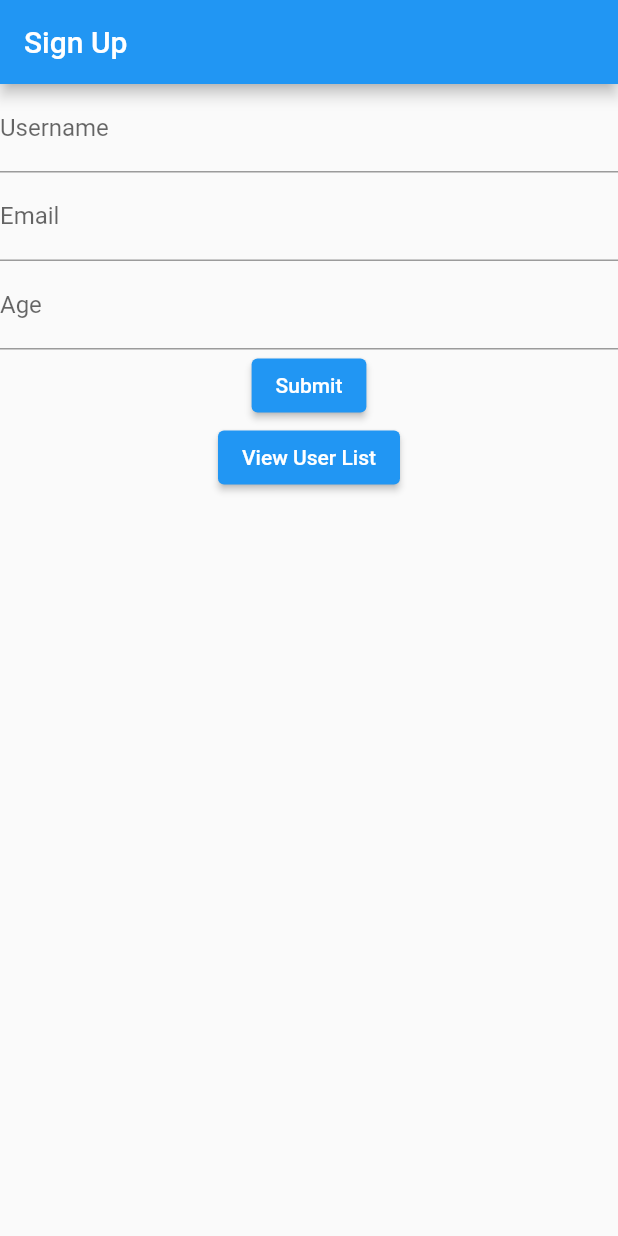
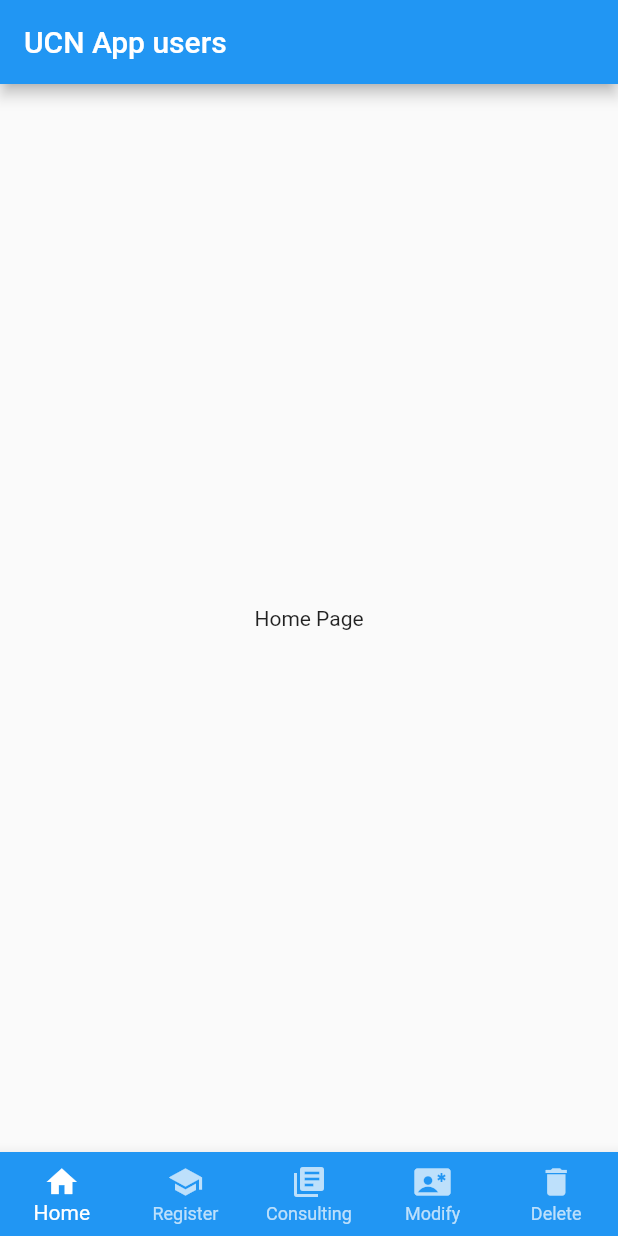
Before and after one commit to cristobalzuluaga/ucn_appuser, a Flutter app: the screen it shows after launch, on a phone screen of 412 x 824 dp. Run offline on Flutter 3.47's test engine with Material 2 defaults, Android fonts, the phone set to English and light mode, and no system bars.

Commit message:
uploading updates

```diff
--- a/lib/main.dart
+++ b/lib/main.dart
@@ -10,12 +10,119 @@ class MyApp extends StatelessWidget {
 
   @override
   Widget build(BuildContext context) {
-    return MaterialApp(
-      title: 'User Registration App',
-      theme: ThemeData(
-        primarySwatch: Colors.blue,
-      ),
-      home: const SignUpPage(), // Use SignUpPage as the home page
+    return const MaterialApp(
+      home: MyHomePage(),
     );
   }
 }
+
+class MyHomePage extends StatefulWidget {
+  const MyHomePage({Key? key}) : super(key: key);
+
+  @override
+  _MyHomePageState createState() => _MyHomePageState();
+}
+
+class _MyHomePageState extends State<MyHomePage> {
+  int _selectedIndex = 0;
+  final List<Widget> _widgetOptions = <Widget>[
+    const HomePage(), // Home Page
+    const SignUpPage(), // Register Page
+    const ConsultingPage(), // Consulting Page
+    const ModifyPage(), // Modify Page
+    const DeletePage(), // Delete Page
+  ];
+
+  void _onItemTapped(int index) {
+    setState(() {
+      _selectedIndex = index;
+    });
+  }
+
+  @override
+  Widget build(BuildContext context) {
+    return Scaffold(
+      appBar: AppBar(
+        backgroundColor: Colors.blue,
+        title: const Text('UCN App users'),
+      ),
+      body: Center(
+        child: _widgetOptions.elementAt(_selectedIndex),
+      ),
+      bottomNavigationBar: BottomNavigationBar(
+        type: BottomNavigationBarType.fixed, // Set the type to fixed
+        backgroundColor: Colors.blue,
+        selectedItemColor: Colors.white,
+        unselectedItemColor: Colors.white70,
+        items: const <BottomNavigationBarItem>[
+          BottomNavigationBarItem(
+            icon: Icon(Icons.home),
+            label: 'Home',
+          ),
+          BottomNavigationBarItem(
+            icon: Icon(Icons.school),
+            label: 'Register',
+          ),
+          BottomNavigationBarItem(
+            icon: Icon(Icons.library_books),
+            label: 'Consulting',
+          ),
+          BottomNavigationBarItem(
+            icon: Icon(Icons.contact_emergency),
+            label: 'Modify',
+          ),
+          BottomNavigationBarItem(
+            icon: Icon(Icons.delete),
+            label: 'Delete',
+          ),
+        ],
+        currentIndex: _selectedIndex,
+        onTap: _onItemTapped,
+      ),
+    );
+  }
+}
+
+class HomePage extends StatelessWidget {
+  const HomePage({Key? key}) : super(key: key);
+
+  @override
+  Widget build(BuildContext context) {
+    return Container(
+      child: const Text('Home Page'),
+    );
+  }
+}
+
+class ConsultingPage extends StatelessWidget {
+  const ConsultingPage({Key? key}) : super(key: key);
+
+  @override
+  Widget build(BuildContext context) {
+    return Container(
+      child: const Text('Consulting Page'),
+    );
+  }
+}
+
+class ModifyPage extends StatelessWidget {
+  const ModifyPage({Key? key}) : super(key: key);
+
+  @override
+  Widget build(BuildContext context) {
+    return Container(
+      child: const Text('Modify Page'),
+    );
+  }
+}
+
+class DeletePage extends StatelessWidget {
+  const DeletePage({Key? key}) : super(key: key);
+
+  @override
+  Widget build(BuildContext context) {
+    return Container(
+      child: const Text('Delete Page'),
+    );
+  }
+}
--- a/lib/sign_up_page.dart
+++ b/lib/sign_up_page.dart
@@ -1,6 +1,5 @@
 import 'package:flutter/material.dart';
 import 'user_model.dart';
-import 'user_list_page.dart';
 
 class SignUpPage extends StatefulWidget {
   const SignUpPage({Key? key}) : super(key: key);
@@ -75,16 +74,6 @@ class _SignUpPageState extends State<SignUpPage> {
               },
               child: const Text('Submit'),
             ),
-            ElevatedButton(
-              onPressed: () {
-                Navigator.push(
-                  context,
-                  MaterialPageRoute(
-                      builder: (context) => UserListPage(users: users)),
-                );
-              },
-              child: const Text('View User List'),
-            ),
           ],
         ),
       ),
```
